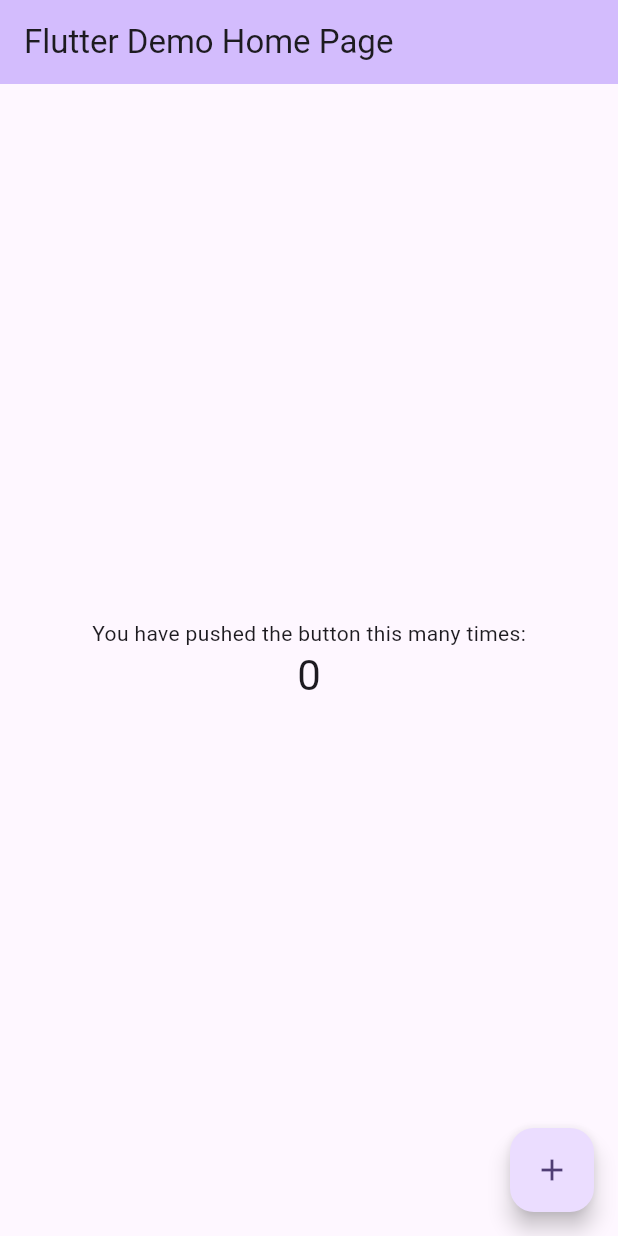
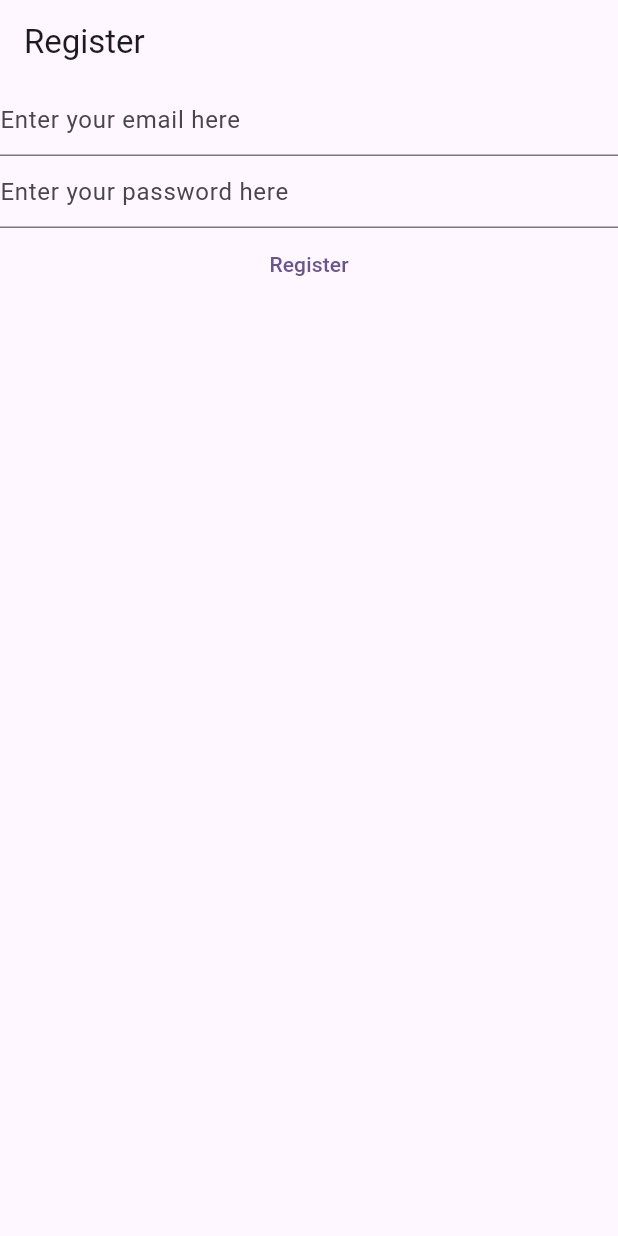
Before and after one commit to Adarshkumar167/Flutter_Basics, a Flutter app: the screen it shows after launch, on a phone screen of 412 x 824 dp. Run offline on Flutter 3.47's test engine with Material 3 defaults, Android fonts, the phone set to English and light mode, and no system bars; our stand-ins replace firebase_auth, firebase_core; accounts and stored records are empty.

```diff
--- a/Initial_code/lib/main.dart
+++ b/Initial_code/lib/main.dart
@@ -1,125 +1,97 @@
+import 'package:firebase_core/firebase_core.dart';
 import 'package:flutter/material.dart';
+import 'package:firebase_auth/firebase_auth.dart';
+import 'firebase_options.dart';
 
 void main() {
-  runApp(const MyApp());
-}
-
-class MyApp extends StatelessWidget {
-  const MyApp({super.key});
-
-  // This widget is the root of your application.
-  @override
-  Widget build(BuildContext context) {
-    return MaterialApp(
+  WidgetsFlutterBinding.ensureInitialized();
+  runApp(
+    MaterialApp(
       title: 'Flutter Demo',
       theme: ThemeData(
-        // This is the theme of your application.
-        //
-        // TRY THIS: Try running your application with "flutter run". You'll see
-        // the application has a purple toolbar. Then, without quitting the app,
-        // try changing the seedColor in the colorScheme below to Colors.green
-        // and then invoke "hot reload" (save your changes or press the "hot
-        // reload" button in a Flutter-supported IDE, or press "r" if you used
-        // the command line to start the app).
-        //
-        // Notice that the counter didn't reset back to zero; the application
-        // state is not lost during the reload. To reset the state, use hot
-        // restart instead.
-        //
-        // This works for code too, not just values: Most code changes can be
-        // tested with just a hot reload.
         colorScheme: ColorScheme.fromSeed(seedColor: Colors.deepPurple),
         useMaterial3: true,
       ),
-      home: const MyHomePage(title: 'Flutter Demo Home Page'),
-    );
-  }
+      home: const HomePage(),
+    ),
+  );
 }
 
-class MyHomePage extends StatefulWidget {
-  const MyHomePage({super.key, required this.title});
-
-  // This widget is the home page of your application. It is stateful, meaning
-  // that it has a State object (defined below) that contains fields that affect
-  // how it looks.
-
-  // This class is the configuration for the state. It holds the values (in this
-  // case the title) provided by the parent (in this case the App widget) and
-  // used by the build method of the State. Fields in a Widget subclass are
-  // always marked "final".
-
-  final String title;
+class HomePage extends StatefulWidget {
+  const HomePage({super.key});
 
   @override
-  State<MyHomePage> createState() => _MyHomePageState();
+  State<HomePage> createState() => _HomePageState();
 }
 
-class _MyHomePageState extends State<MyHomePage> {
-  int _counter = 0;
+class _HomePageState extends State<HomePage> {
+  late final TextEditingController _email;
+  late final TextEditingController _password;
 
-  void _incrementCounter() {
-    setState(() {
-      // This call to setState tells the Flutter framework that something has
-      // changed in this State, which causes it to rerun the build method below
-      // so that the display can reflect the updated values. If we changed
-      // _counter without calling setState(), then the build method would not be
-      // called again, and so nothing would appear to happen.
-      _counter++;
-    });
+  @override
+  void initState() {
+    _email = TextEditingController();
+    _password = TextEditingController();
+    super.initState();
+  }
+
+  @override
+  void dispose() {
+    _email.dispose();
+    _password.dispose();
+    super.dispose();
   }
 
   @override
   Widget build(BuildContext context) {
-    // This method is rerun every time setState is called, for instance as done
-    // by the _incrementCounter method above.
-    //
-    // The Flutter framework has been optimized to make rerunning build methods
-    // fast, so that you can just rebuild anything that needs updating rather
-    // than having to individually change instances of widgets.
     return Scaffold(
       appBar: AppBar(
-        // TRY THIS: Try changing the color here to a specific color (to
-        // Colors.amber, perhaps?) and trigger a hot reload to see the AppBar
-        // change color while the other colors stay the same.
-        backgroundColor: Theme.of(context).colorScheme.inversePrimary,
-        // Here we take the value from the MyHomePage object that was created by
-        // the App.build method, and use it to set our appbar title.
-        title: Text(widget.title),
+        title: const Text('Register'),
       ),
-      body: Center(
-        // Center is a layout widget. It takes a single child and positions it
-        // in the middle of the parent.
-        child: Column(
-          // Column is also a layout widget. It takes a list of children and
-          // arranges them vertically. By default, it sizes itself to fit its
-          // children horizontally, and tries to be as tall as its parent.
-          //
-          // Column has various properties to control how it sizes itself and
-          // how it positions its children. Here we use mainAxisAlignment to
-          // center the children vertically; the main axis here is the vertical
-          // axis because Columns are vertical (the cross axis would be
-          // horizontal).
-          //
-          // TRY THIS: Invoke "debug painting" (choose the "Toggle Debug Paint"
-          // action in the IDE, or press "p" in the console), to see the
-          // wireframe for each widget.
-          mainAxisAlignment: MainAxisAlignment.center,
-          children: <Widget>[
-            const Text(
-              'You have pushed the button this many times:',
-            ),
-            Text(
-              '$_counter',
-              style: Theme.of(context).textTheme.headlineMedium,
-            ),
-          ],
+      body: FutureBuilder(
+        future: Firebase.initializeApp(
+          options: DefaultFirebaseOptions.currentPlatform,
         ),
+        builder: (context, snapshot) {
+          switch (snapshot.connectionState) {
+            case ConnectionState.done:
+              return Column(
+                children: [
+                  TextField(
+                    controller: _email,
+                    enableSuggestions: false,
+                    autocorrect: false,
+                    keyboardType: TextInputType.emailAddress,
+                    decoration: const InputDecoration(
+                      hintText: 'Enter your email here',
+                    ),
+                  ),
+                  TextField(
+                    controller: _password,
+                    obscureText: true,
+                    enableSuggestions: false,
+                    autocorrect: false,
+                    decoration: const InputDecoration(
+                      hintText: 'Enter your password here',
+                    ),
+                  ),
+                  TextButton(
+                    onPressed: () async {
+                      final email = _email.text;
+                      final password = _password.text;
+                      FirebaseAuth.instance.createUserWithEmailAndPassword(
+                          email: email, password: password);
+                    },
+                    child: const Text('Register'),
+                  ),
+                ],
+              );
+
+            default:
+              return const Text('Loading...');
+          }
+        },
       ),
-      floatingActionButton: FloatingActionButton(
-        onPressed: _incrementCounter,
-        tooltip: 'Increment',
-        child: const Icon(Icons.add),
-      ), // This trailing comma makes auto-formatting nicer for build methods.
     );
   }
 }
--- a/Notes/Chapter 1 - 5.txt
+++ b/Notes/Chapter 1 - 5.txt
@@ -81,7 +81,7 @@ final name = ['Foo', 'Bar'];
 print(name.length);
 names.add('Adarsh');
 print(name.length);
-. - operator drill inside a thing to find other things.
+"." - operator drill inside a thing to find other things.
 
 Exception (Range Error)
 
```
Also changed, not shown: Notes/Chapter 12 - 17.txt (added, +35 -0 lines), Notes/Chapter 6 - 11.txt (+39 -0 lines), Initial_code/lib/firebase_options.dart (added), 5 other files.
